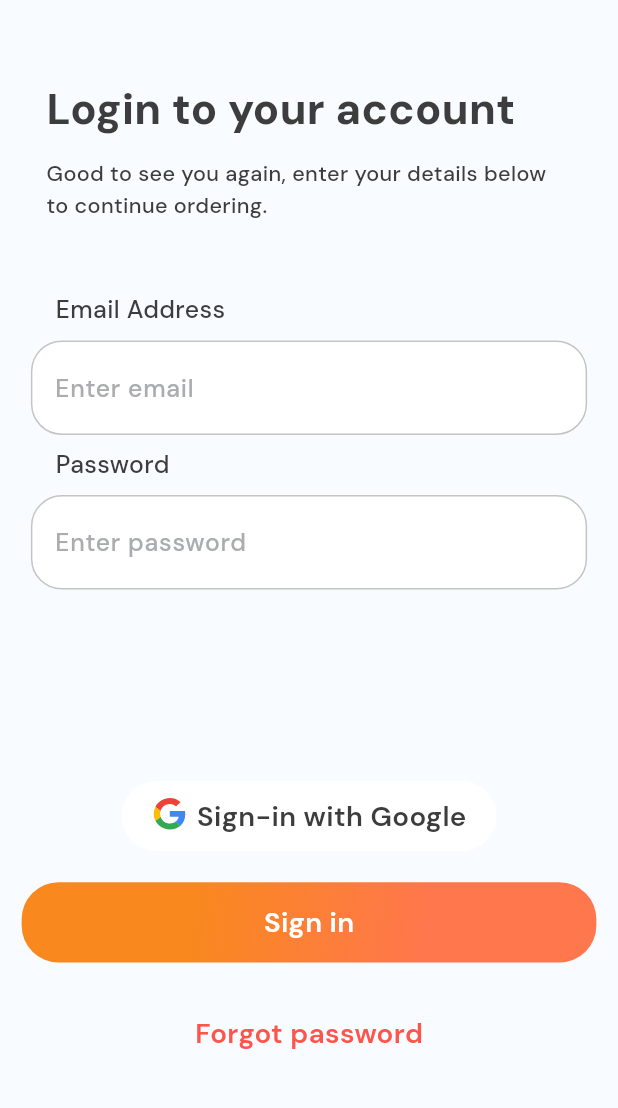
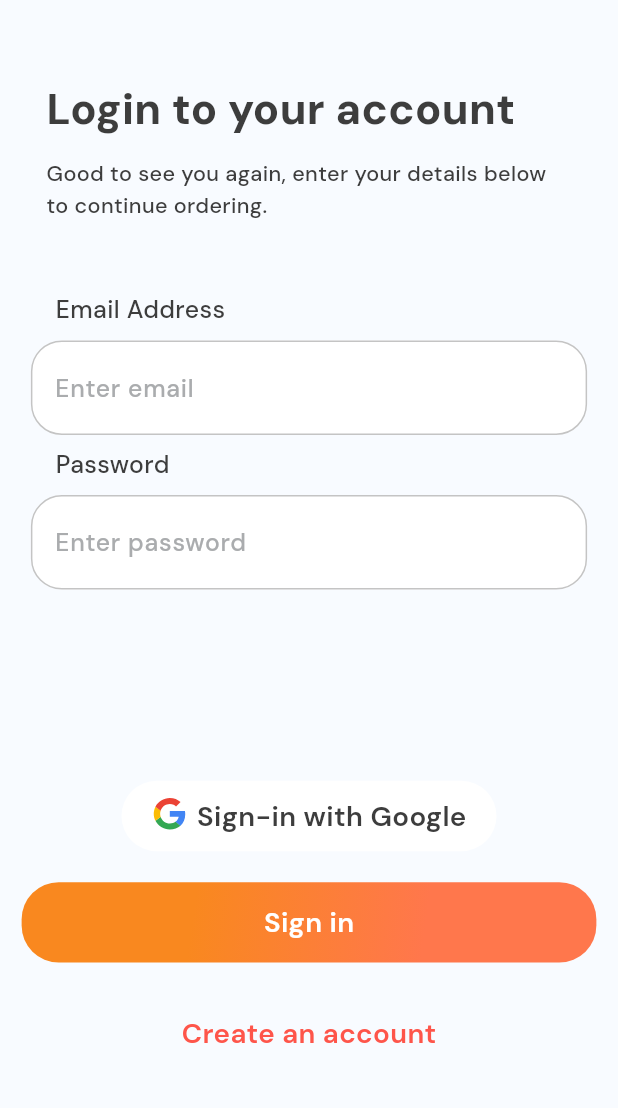
Before and after one commit to myk019/food_app, a Flutter app: the LoginPage screen opened directly, on a phone screen of 412 x 824 dp, the part 64-1172 px from its top. Run offline on Flutter 3.47's test engine with Material 3 defaults, Android fonts, the phone set to English and light mode, and no system bars; our stand-ins replace awesome_bottom_bar, cloud_firestore, firebase_auth, firebase_core, firebase_storage, flutter_riverpod and 9 more; missing offline and left inert: flutter_flip_card, super_banners; accounts and stored records are empty; network calls fail; project files that could hold a hidden picture were left out.

Commit message:
login page updated

```diff
--- a/lib/feature/auth/screen/login_account.dart
+++ b/lib/feature/auth/screen/login_account.dart
@@ -281,7 +281,9 @@ class _LoginPageState extends ConsumerState<LoginPage> {
                     height: w * 0.05,
                   ),
                   GestureDetector(
-                    onTap: () {},
+                    onTap: () {
+                      // Navigator.push(context, CupertinoPageRoute(builder: (context) => CreatePage(),));
+                    },
                     child: Container(
                       height: h * 0.065,
                       width: w * 0.93,
@@ -290,7 +292,7 @@ class _LoginPageState extends ConsumerState<LoginPage> {
                           borderRadius: BorderRadius.circular(w * 0.06)),
                       child: Center(
                         child: Text(
-                          "Forgot password",
+                          "Create an account",
                           style: TextStyle(
                               fontSize: w * 0.045,
                               fontWeight: FontWeight.w600,
--- a/lib/feature/payment/repository/payment_repository.dart
+++ b/lib/feature/payment/repository/payment_repository.dart
@@ -7,7 +7,7 @@ import 'package:riverpod/riverpod.dart';
 
 final paymentrepositoryprovider=Provider((ref) => PaymentRepository(firestore: ref.watch(firestoreprovider)));
 
-class PaymentRepository {
+  class PaymentRepository {
   final FirebaseFirestore _firestore;
 
   PaymentRepository({required FirebaseFirestore firestore})
```
